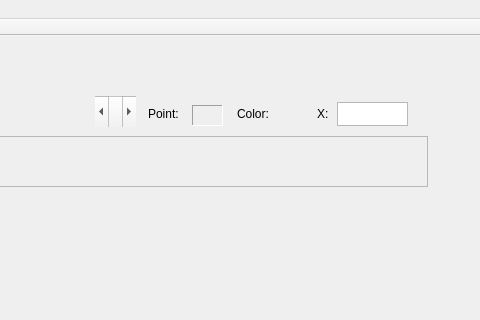
First picture: the form in Dicom3DViewer/mainwindow.ui, repository JiananHe/Dicom3DViewer, before the edit; both pictures show x 133 to 613 and y 0 to 320 of the 1280 by 728 pixel window.
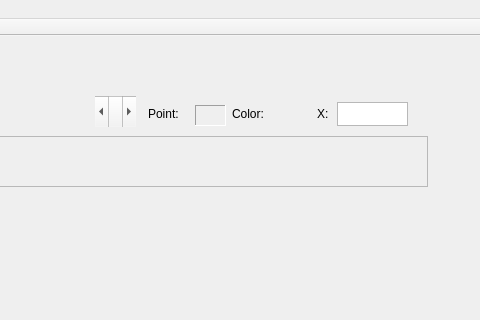
Second picture: the form after the edit. Custom widgets are drawn as their Qt base class.

The edit to the form file:
```diff
--- a/Dicom3DViewer/mainwindow.ui
+++ b/Dicom3DViewer/mainwindow.ui
@@ -110,7 +110,7 @@
     <widget class="QLabel" name="colortf_color_label">
      <property name="geometry">
       <rect>
-       <x>360</x>
+       <x>355</x>
        <y>30</y>
        <width>51</width>
        <height>16</height>
@@ -177,7 +177,7 @@
     <widget class="QLabel" name="colortf_curbp_idx_label">
      <property name="geometry">
       <rect>
-       <x>315</x>
+       <x>318</x>
        <y>29</y>
        <width>31</width>
        <height>21</height>
```
